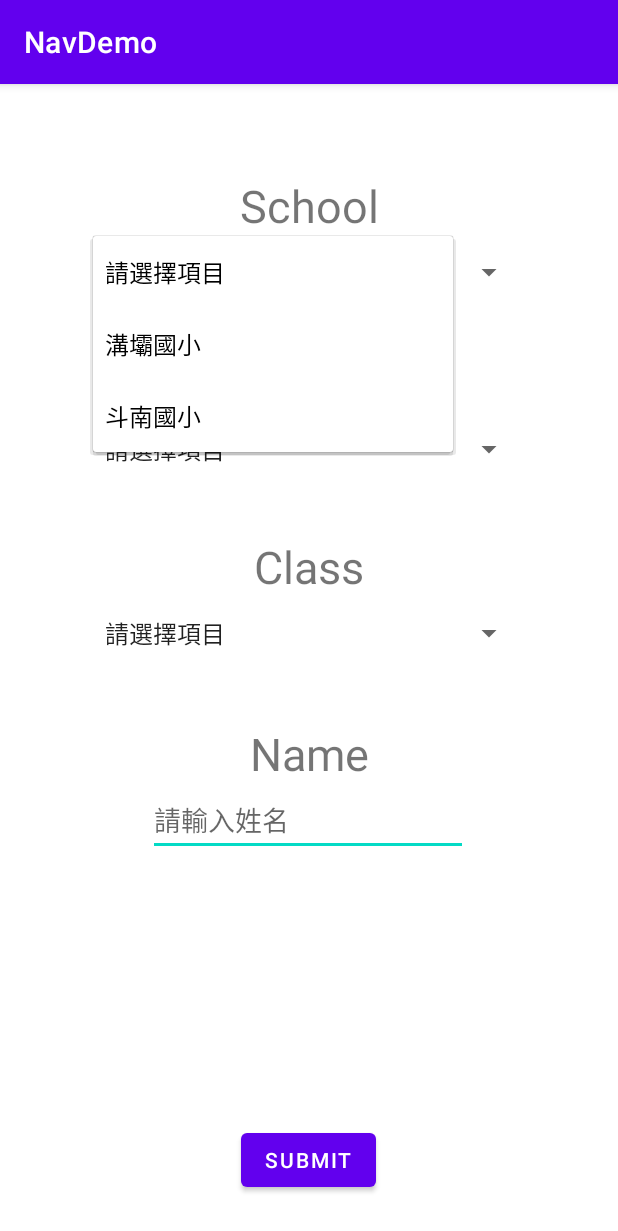
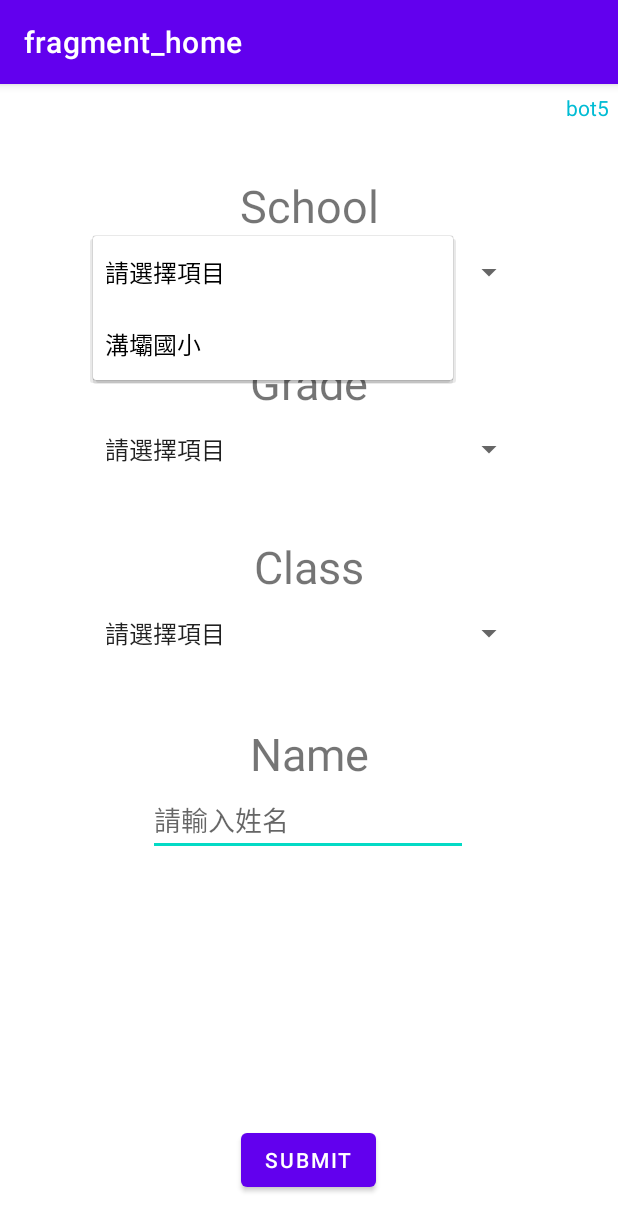
Before and after one commit to sulaimu111/-MetaCar_APP_New, an Android app: the screen it shows after launch (MainActivity), after a tap on "請選擇項目", on a phone screen of 412 x 824 dp. Shown: the top 1231 px of the screen. Run offline under Robolectric (Android 15) with nearby library versions, the phone set to English and light mode, and no system bars; our stand-ins replace navigation-ui.

Commit message:
fix bug 1

```diff
--- a/app/src/main/java/com/example/navdemo/HomeFragment.java
+++ b/app/src/main/java/com/example/navdemo/HomeFragment.java
@@ -30,6 +30,8 @@ public class HomeFragment extends Fragment implements AdapterView.OnItemSelected
     Button button;
     String choice, choice1, choice2, choice3;
     EditText editTextName;
+    TextView bot_num1;
+    String bot_number = "5";
 
 
     // TODO: Rename parameter arguments, choose names that match
@@ -71,7 +73,6 @@ public class HomeFragment extends Fragment implements AdapterView.OnItemSelected
             mParam2 = getArguments().getString(ARG_PARAM2);
         }
 
-
     }
 
     @Override
@@ -108,6 +109,11 @@ public class HomeFragment extends Fragment implements AdapterView.OnItemSelected
 
         editTextName = getView().findViewById(R.id.editTextName);
 
+        bot_num1 = getView().findViewById(R.id.textView8);
+        bot_num1.setText("bot" + bot_number);
+
+
+
 
     }
 
@@ -116,12 +122,13 @@ public class HomeFragment extends Fragment implements AdapterView.OnItemSelected
 
         choice = adapterView.getItemAtPosition(i).toString();
 
+
         try {
             if(choice.equals("溝壩國小") || choice.equals("斗南國小")){
                 choice1 = choice;
 //                Log.d("Debug", "choice1");
             }
-            else if(choice.equals("三年級") || choice.equals("四年級") || choice.equals("五年級")){
+            else if(choice.equals("一年級") ||choice.equals("二年級") ||choice.equals("三年級") || choice.equals("四年級") || choice.equals("五年級") || choice.equals("六年級")){
                 choice2 = choice;
 //                Log.d("Debug", "choice2");
             }
@@ -168,6 +175,7 @@ public class HomeFragment extends Fragment implements AdapterView.OnItemSelected
                     bundle.putString("grade", choice2);
                     bundle.putString("class", choice3);
                     bundle.putString("name", editTextName.getText().toString());
+                    bundle.putString("bot_number", bot_number);
                     NavController controller = Navigation.findNavController(view);
                     controller.navigate(R.id.action_homeFragment2_to_detailFragment2, bundle);
                 }
--- a/app/src/main/java/com/example/navdemo/MainActivity.java
+++ b/app/src/main/java/com/example/navdemo/MainActivity.java
@@ -15,4 +15,18 @@ public class MainActivity extends AppCompatActivity {
         setContentView(R.layout.activity_main);
 
     }
+
+    @Override
+    protected void onStart() {
+        super.onStart();
+        NavController controller = Navigation.findNavController(this, R.id.fragmentContainerView);
+        NavigationUI.setupActionBarWithNavController(this, controller);
+    }
+
+    @Override
+    public boolean onSupportNavigateUp() {
+        NavController controller = Navigation.findNavController(this, R.id.fragmentContainerView);
+        return controller.navigateUp();
+//        return super.onSupportNavigateUp();
+    }
 }
--- /dev/null
+++ b/app/src/main/res/drawable/ic_baseline_settings_24.xml
@@ -0,0 +1,5 @@
+<vector android:height="50dp" android:tint="#FFFFFF"
+    android:viewportHeight="24" android:viewportWidth="24"
+    android:width="50dp" xmlns:android="http://schemas.android.com/apk/res/android">
+    <path android:fillColor="@android:color/white" android:pathData="M19.14,12.94c0.04,-0.3 0.06,-0.61 0.06,-0.94c0,-0.32 -0.02,-0.64 -0.07,-0.94l2.03,-1.58c0.18,-0.14 0.23,-0.41 0.12,-0.61l-1.92,-3.32c-0.12,-0.22 -0.37,-0.29 -0.59,-0.22l-2.39,0.96c-0.5,-0.38 -1.03,-0.7 -1.62,-0.94L14.4,2.81c-0.04,-0.24 -0.24,-0.41 -0.48,-0.41h-3.84c-0.24,0 -0.43,0.17 -0.47,0.41L9.25,5.35C8.66,5.59 8.12,5.92 7.63,6.29L5.24,5.33c-0.22,-0.08 -0.47,0 -0.59,0.22L2.74,8.87C2.62,9.08 2.66,9.34 2.86,9.48l2.03,1.58C4.84,11.36 4.8,11.69 4.8,12s0.02,0.64 0.07,0.94l-2.03,1.58c-0.18,0.14 -0.23,0.41 -0.12,0.61l1.92,3.32c0.12,0.22 0.37,0.29 0.59,0.22l2.39,-0.96c0.5,0.38 1.03,0.7 1.62,0.94l0.36,2.54c0.05,0.24 0.24,0.41 0.48,0.41h3.84c0.24,0 0.44,-0.17 0.47,-0.41l0.36,-2.54c0.59,-0.24 1.13,-0.56 1.62,-0.94l2.39,0.96c0.22,0.08 0.47,0 0.59,-0.22l1.92,-3.32c0.12,-0.22 0.07,-0.47 -0.12,-0.61L19.14,12.94zM12,15.6c-1.98,0 -3.6,-1.62 -3.6,-3.6s1.62,-3.6 3.6,-3.6s3.6,1.62 3.6,3.6S13.98,15.6 12,15.6z"/>
+</vector>
--- a/app/src/main/res/layout/activity_main.xml
+++ b/app/src/main/res/layout/activity_main.xml
@@ -5,6 +5,8 @@
     android:layout_width="match_parent"
     android:layout_height="match_parent"
     tools:context=".MainActivity">
+
+
 
     <androidx.fragment.app.FragmentContainerView
         android:id="@+id/fragmentContainerView"
@@ -17,4 +19,5 @@
         app:layout_constraintStart_toStartOf="parent"
         app:layout_constraintTop_toTopOf="parent"
         app:navGraph="@navigation/my_nav_graph" />
+
 </androidx.constraintlayout.widget.ConstraintLayout>
--- a/app/src/main/res/layout/fragment_home.xml
+++ b/app/src/main/res/layout/fragment_home.xml
@@ -159,5 +159,30 @@
             android:orientation="horizontal"
             app:layout_constraintGuide_percent="0.5546416" />
 
+        <TextView
+            android:id="@+id/textView8"
+            android:layout_width="wrap_content"
+            android:layout_height="wrap_content"
+            android:textColor="#00BCD4"
+            android:text="TextView"
+            app:layout_constraintBottom_toTopOf="@+id/guideline4"
+            app:layout_constraintEnd_toStartOf="@+id/guideline7"
+            app:layout_constraintStart_toStartOf="@+id/guideline7"
+            app:layout_constraintTop_toTopOf="@+id/guideline4" />
+
+        <androidx.constraintlayout.widget.Guideline
+            android:id="@+id/guideline4"
+            android:layout_width="wrap_content"
+            android:layout_height="wrap_content"
+            android:orientation="horizontal"
+            app:layout_constraintGuide_percent="0.02" />
+
+        <androidx.constraintlayout.widget.Guideline
+            android:id="@+id/guideline7"
+            android:layout_width="wrap_content"
+            android:layout_height="wrap_content"
+            android:orientation="vertical"
+            app:layout_constraintGuide_percent="0.95" />
+
     </androidx.constraintlayout.widget.ConstraintLayout>
 </FrameLayout>
--- a/app/src/main/res/navigation/my_nav_graph.xml
+++ b/app/src/main/res/navigation/my_nav_graph.xml
@@ -21,6 +21,11 @@
         <argument
             android:name="name"
             app:argType="string" />
+        <action
+            android:id="@+id/action_detailFragment2_to_homeFragment22"
+            app:destination="@id/homeFragment2" />
+        <argument android:name="bot_number"
+            app:argType="string" />
     </fragment>
     <fragment
         android:id="@+id/homeFragment2"
--- a/app/src/main/res/values/strings.xml
+++ b/app/src/main/res/values/strings.xml
@@ -12,22 +12,26 @@
     <!--    <string name="button2">Go to the restaurant</string>-->
     <string name="talk_background">talk_background</string>
     <string name="TextView1">Where do you want to go?</string>
-    <string name="TextView2" />
+    <string name="TextView2"> </string>
     <string name="editText2" >.</string>
     <string name="name">請輸入姓名</string>
     <string name="submit">Submit</string>
     <string name="bot_num">bot_num</string>
+    <string name="btn_setting">btn_setting</string>
     <!--    <string name="spinner">a</string>-->
     <string-array name="spinner1">
         <item>請選擇項目</item>
         <item>溝壩國小</item>
-        <item>斗南國小</item>
+<!--        <item>斗南國小</item>-->
     </string-array>
     <string-array name="spinner2">
         <item>請選擇項目</item>
+        <item>一年級</item>
+        <item>二年級</item>
         <item>三年級</item>
         <item>四年級</item>
         <item>五年級</item>
+        <item>六年級</item>
     </string-array>
     <string-array name="spinner3">
         <item>請選擇項目</item>
```
Also changed, not shown: app/src/main/java/com/example/navdemo/DetailFragment.java (+23 -11 lines), app/src/main/java/com/example/navdemo/VoiceEngine.java (deleted, +0 -85 lines), app/src/main/res/layout/fragment_detail.xml (+33 -19 lines).
